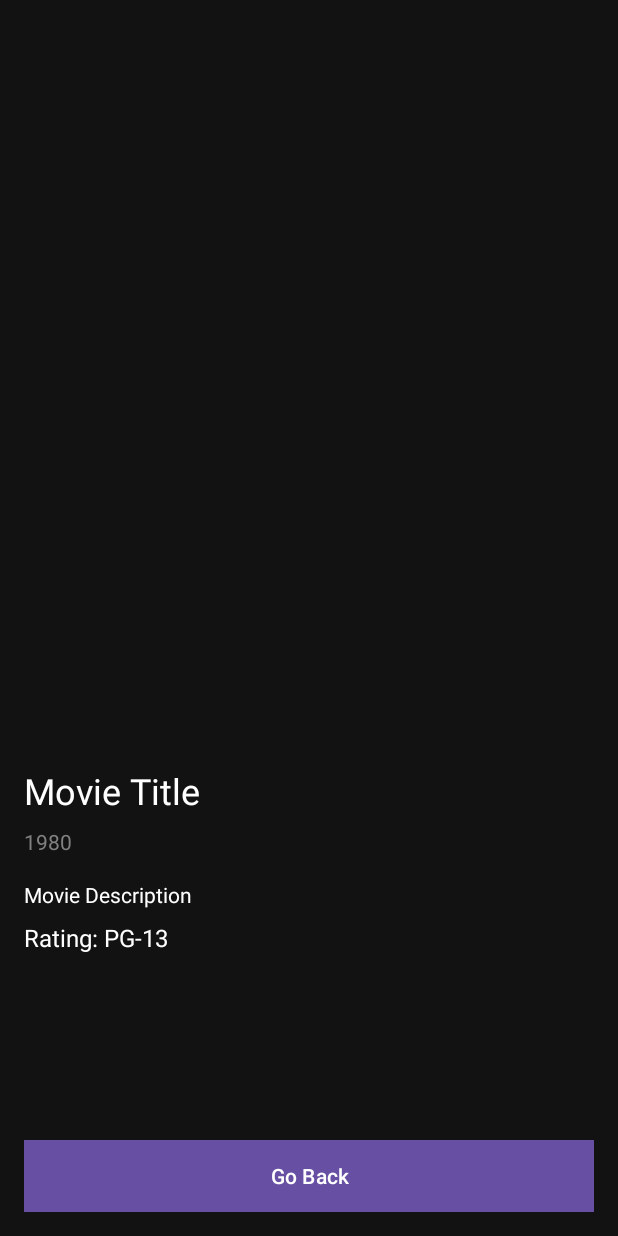
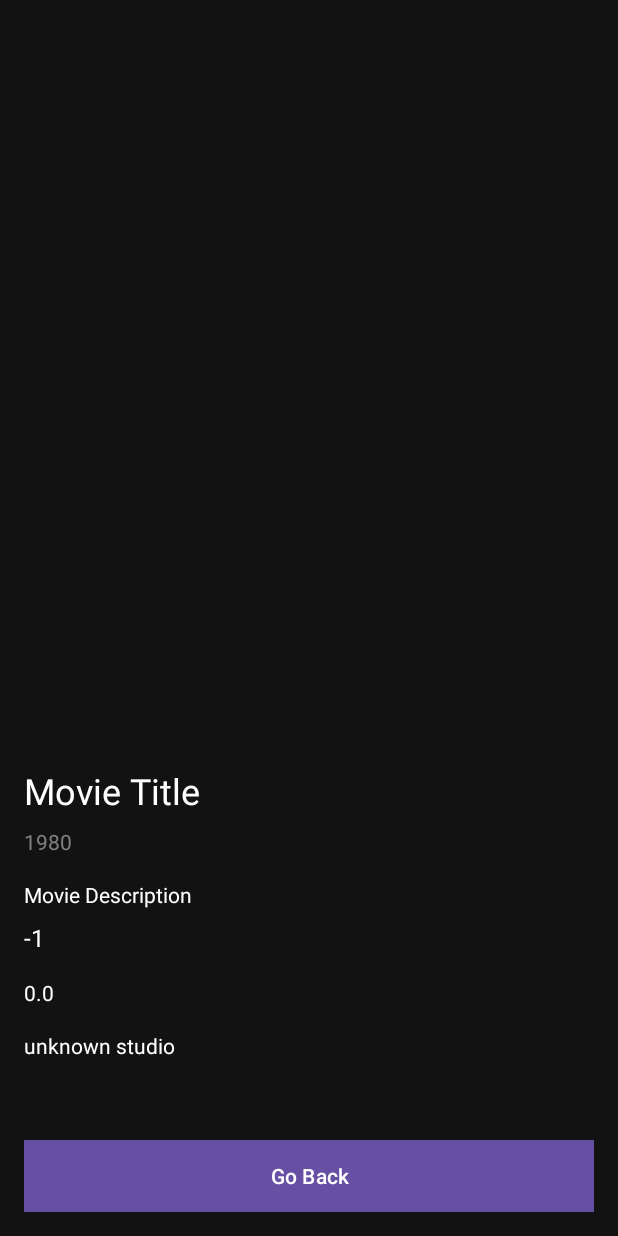
Before and after one commit to KDCodes23/MoblieApp, an Android app: the layout activity_movie_details.xml on its own in the app's theme, with its tools: preview values and no code run, on a phone screen of 412 x 824 dp. Run offline under Robolectric (Android 15) with nearby library versions, the phone set to English and light mode, and no system bars.

Commit message:
Almost final version

```diff
--- a/app/src/main/java/com/assignment2/movieApp/model/Movie.kt
+++ b/app/src/main/java/com/assignment2/movieApp/model/Movie.kt
@@ -4,7 +4,9 @@ data class Movie(
     val title: String,
     val year: String,
     val imdbID: String,
+    val imdbRating: String?,
     val type: String,
+    val studio: String?,
     val poster: String,
     val plot: String? = "null",
     val rated: String? = "null"
--- a/app/src/main/java/com/assignment2/movieApp/network/MovieApiClient.kt
+++ b/app/src/main/java/com/assignment2/movieApp/network/MovieApiClient.kt
@@ -11,15 +11,11 @@ object MovieApiClient {
     private const val API_KEY = "afdecc7a"
 
     fun searchMovies(query: String): String? {
-        //val urlString = "$BASE_URL?apikey=$API_KEY&s=$query"
-
-        //https://www.omdbapi.com/?t=Forrest+Gump&apikey=afdecc7a
-        val urlString = "$BASE_URL?s=$query&apikey=$API_KEY"
+        val urlString = "$BASE_URL?s=$query&apikey=$API_KEY&i="
         return makeRequest(urlString)
     }
 
     fun getMovieDetails(imdbId: String): String? {
-        //val urlString = "$BASE_URL?apikey=$API_KEY&i=$imdbId"
         val urlString = "$BASE_URL?i=$imdbId&apikey=$API_KEY"
         return makeRequest(urlString)
     }
--- a/app/src/main/res/layout/activity_movie_details.xml
+++ b/app/src/main/res/layout/activity_movie_details.xml
@@ -18,7 +18,7 @@
         android:id="@+id/tvMovieTitle"
         android:layout_width="wrap_content"
         android:layout_height="wrap_content"
-        android:text="Movie Title"
+        android:text="@string/movie_title"
         android:textColor="@android:color/white"
         android:textSize="24sp"
         android:layout_marginTop="16dp"
@@ -30,7 +30,7 @@
         android:id="@+id/tvMovieYear"
         android:layout_width="wrap_content"
         android:layout_height="wrap_content"
-        android:text="1980"
+        android:text="@string/_1980"
         android:textColor="#808080"
         android:layout_marginTop="8dp"
         android:layout_marginStart="16dp"
@@ -41,7 +41,7 @@
         android:id="@+id/tvMovieDescription"
         android:layout_width="0dp"
         android:layout_height="wrap_content"
-        android:text="Movie Description"
+        android:text="@string/movie_description"
         android:textColor="@android:color/white"
         android:layout_marginTop="16dp"
         android:layout_marginHorizontal="16dp"
@@ -53,7 +53,7 @@
         android:id="@+id/tvMovieRating"
         android:layout_width="wrap_content"
         android:layout_height="wrap_content"
-        android:text="Rating: PG-13"
+        android:text="@string/rating"
         android:textColor="@android:color/white"
         android:textSize="16sp"
         android:layout_marginTop="8dp"
@@ -61,11 +61,36 @@
         app:layout_constraintTop_toBottomOf="@id/tvMovieDescription"
         app:layout_constraintStart_toStartOf="parent"/>
 
+    <TextView
+        android:id="@+id/tvMovieImdbRating"
+        android:layout_width="0dp"
+        android:layout_height="wrap_content"
+        android:text="@string/imdb_rating"
+        android:textColor="@android:color/white"
+        android:layout_marginTop="16dp"
+        android:layout_marginHorizontal="16dp"
+        app:layout_constraintTop_toBottomOf="@id/tvMovieRating"
+        app:layout_constraintStart_toStartOf="parent"
+        app:layout_constraintEnd_toEndOf="parent"/>
+
+    <TextView
+        android:id="@+id/tvMovieStudio"
+        android:layout_width="0dp"
+        android:layout_height="wrap_content"
+        android:text="@string/studio"
+        android:textColor="@android:color/white"
+        android:layout_marginTop="16dp"
+        android:layout_marginHorizontal="16dp"
+        app:layout_constraintTop_toBottomOf="@id/tvMovieImdbRating"
+        app:layout_constraintStart_toStartOf="parent"
+        app:layout_constraintEnd_toEndOf="parent"/>
+
+
     <Button
         android:id="@+id/btnGoBack"
         android:layout_width="match_parent"
         android:layout_height="48dp"
-        android:text="Go Back"
+        android:text="@string/go_back"
         android:textColor="@android:color/white"
         android:background="#6A00F5"
         android:layout_marginHorizontal="16dp"
--- a/app/src/main/res/values/strings.xml
+++ b/app/src/main/res/values/strings.xml
@@ -1,4 +1,14 @@
 <resources>
     <string name="app_name">MovieApp</string>
     <string name="movie_poster_description">Movie poster</string>
+    <string name="search_movies">Search Movies</string>
+    <string name="enter_movie_title">Enter Movie Title</string>
+    <string name="search">Search</string>
+    <string name="movie_title">Movie Title</string>
+    <string name="movie_description">Movie Description</string>
+    <string name="imdb_rating">0.0</string>
+    <string name="studio">unknown studio</string>
+    <string name="_1980">1980</string>
+    <string name="rating">-1</string>
+    <string name="go_back">Go Back</string>
 </resources>
```
Also changed, not shown: app/src/main/AndroidManifest.xml (+7 -2 lines), app/src/main/java/com/assignment2/movieApp/adapter/MovieAdapter.kt (+8 -4 lines), app/src/main/java/com/assignment2/movieApp/view/MovieDetailsActivity.kt (+18 -12 lines), app/src/main/java/com/assignment2/movieApp/view/MovieSearchActivity.kt (+2 -11 lines), app/src/main/java/com/assignment2/movieApp/viewmodel/MovieViewModel.kt (+7 -31 lines), app/src/main/res/layout/activity_movie_search.xml (+6 -4 lines), app/src/main/res/layout/item_movie.xml (+25 -1 lines).
